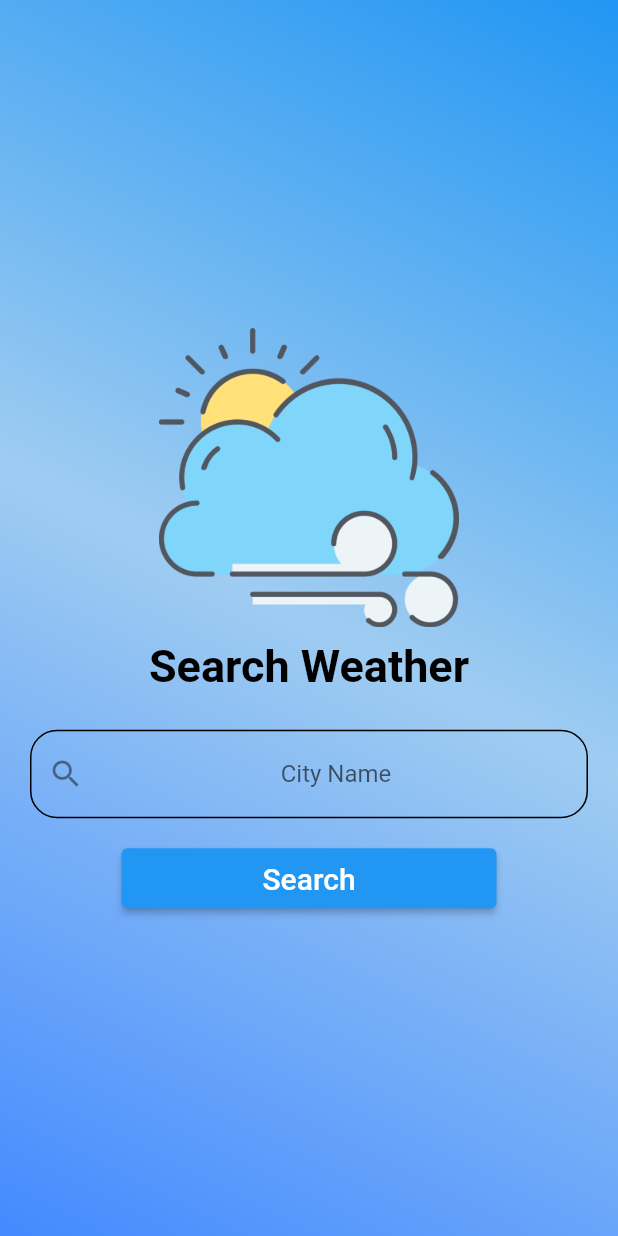
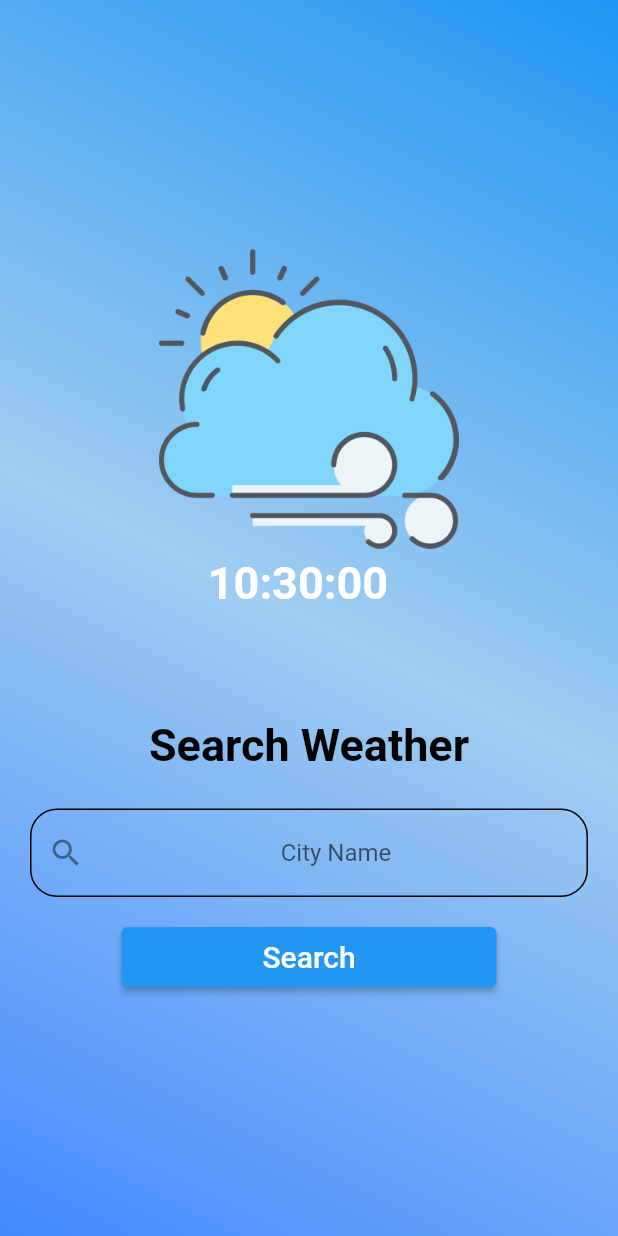
Before and after one commit to qubeena07/Flutter-Weather-App, a Flutter app: the screen it shows after launch, on a phone screen of 412 x 824 dp. Run offline on Flutter 3.47's test engine with Material 2 defaults, Android fonts, the phone set to English and light mode, and no system bars; our stand-ins replace bloc, equatable, flutter_bloc.

```diff
--- a/lib/view/search_screen.dart
+++ b/lib/view/search_screen.dart
@@ -2,6 +2,7 @@ import 'dart:developer';
 
 import 'package:flutter/material.dart';
 import 'package:flutter_bloc/flutter_bloc.dart';
+import 'package:intl/intl.dart';
 import 'package:weather_app/bloc/weather_bloc.dart';
 import 'package:weather_app/view/show_weather.dart';
 
@@ -16,10 +17,14 @@ class _SearchScreenState extends State<SearchScreen> {
   final TextEditingController weatherController = TextEditingController();
 
   @override
-  void dispose() {
-    // TODO: implement dispose
-    super.dispose();
+  void initState() {
+    // TODO: implement initState
+    super.initState();
+    weatherController.clear();
   }
+
+  DateTime nowDateTime = DateTime.now();
+  // String datFormat = nowx
 
   @override
   Widget build(BuildContext context) {
@@ -48,6 +53,20 @@ class _SearchScreenState extends State<SearchScreen> {
               decoration: const BoxDecoration(
                   image:
                       DecorationImage(image: AssetImage("assets/weather.png"))),
+            ),
+            const SizedBox(
+              height: 5,
+            ),
+            SizedBox(
+              height: 100,
+              width: 135,
+              child: Text(
+                DateFormat.Hms().format(nowDateTime).toString(),
+                style: const TextStyle(
+                    fontWeight: FontWeight.bold,
+                    color: Colors.white,
+                    fontSize: 30),
+              ),
             ),
             const SizedBox(
               height: 8,
--- a/lib/view/show_weather.dart
+++ b/lib/view/show_weather.dart
@@ -88,7 +88,7 @@ class ShowWeather extends StatelessWidget {
                   log(city.toString());
                 },
                 child: const Text(
-                  "Search",
+                  "Search Again",
                   style: TextStyle(fontSize: 20),
                 )))
       ],
--- a/pubspec.yaml
+++ b/pubspec.yaml
@@ -37,6 +37,7 @@ dependencies:
   http: ^0.13.5
   equatable: ^2.0.5
   flutter_bloc: ^8.1.1
+  intl: ^0.17.0
 
 dev_dependencies:
   flutter_test:
```
Also changed, not shown: pubspec.lock.
